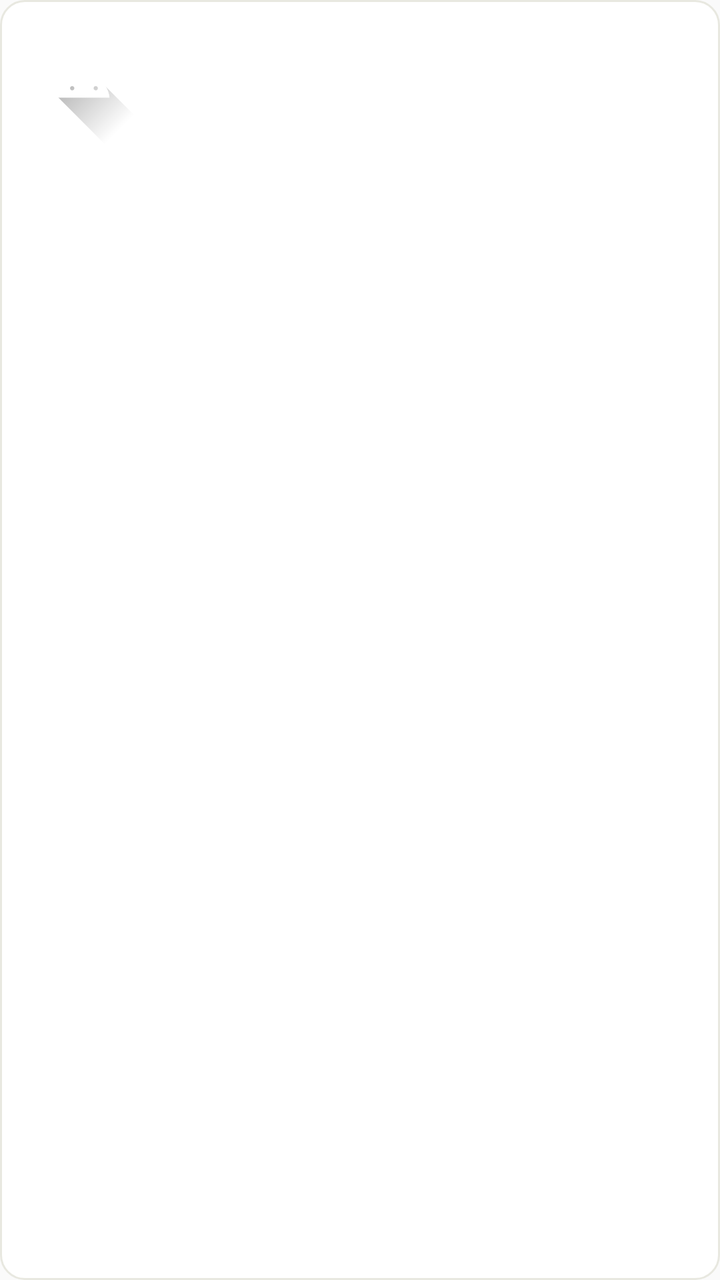
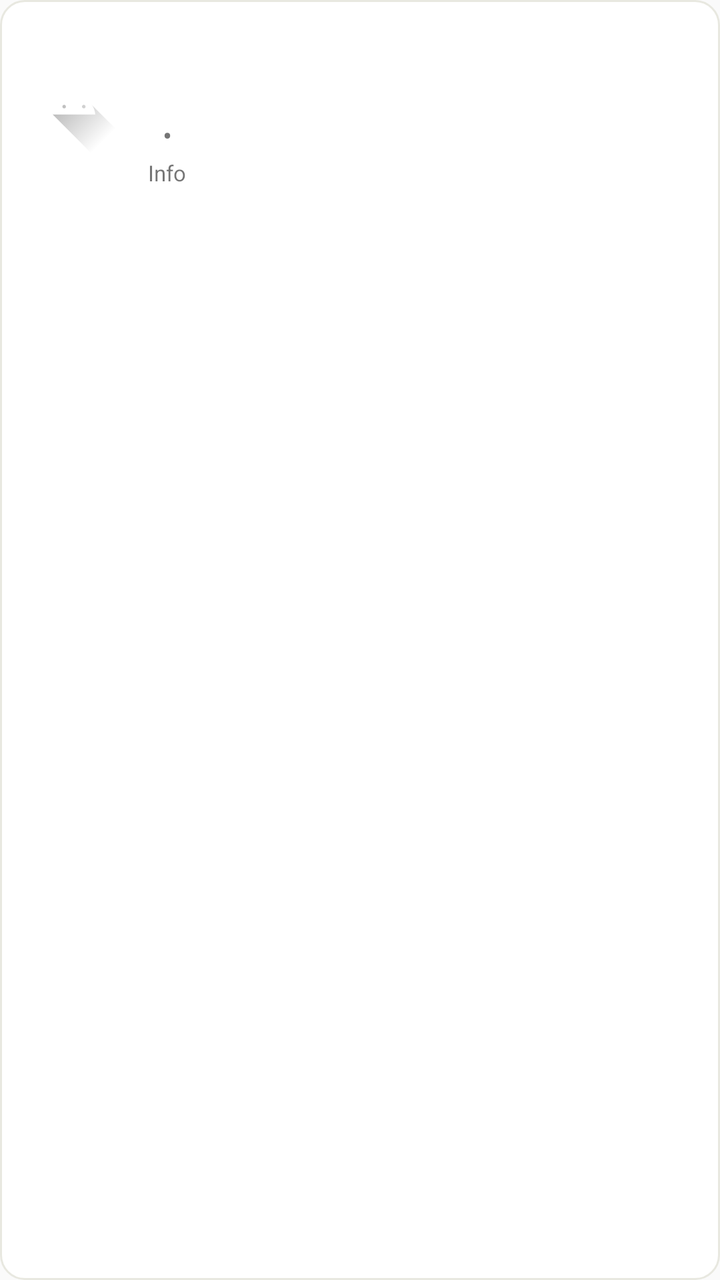

Screens rendered from an Android XML layout before and after an edit, with the pre-edit source and the edit as a unified diff.
<!-- AndroidManifest.xml: application theme Theme.ThesisUIResearch -->
<!-- res/layout/item_variant2.xml -->
<?xml version="1.0" encoding="utf-8"?>
<FrameLayout xmlns:android="http://schemas.android.com/apk/res/android"
    android:layout_width="match_parent"
    android:layout_height="wrap_content"
    android:padding="12dp"
    android:background="@drawable/bg_item_rounded">

    <LinearLayout
        android:orientation="horizontal"
        android:layout_width="match_parent"
        android:layout_height="wrap_content"
        android:gravity="center_vertical">

        <ImageView
            android:id="@+id/imgProduct"
            android:layout_width="60dp"
            android:layout_height="60dp"
            android:scaleType="centerCrop"
            android:contentDescription="@string/app_name"
            android:src="@drawable/ic_launcher_foreground"/>

        <LinearLayout
            android:orientation="vertical"
            android:layout_marginStart="12dp"
            android:layout_width="0dp"
            android:layout_height="wrap_content"
            android:layout_weight="1">

            <TextView
                android:id="@+id/tvProductName"
                android:textSize="16sp"
                android:textStyle="bold"
                android:maxLines="2"
                android:ellipsize="end"
                android:layout_width="match_parent"
                android:layout_height="wrap_content"
                android:textColor="@color/text_primary"/>

            <TextView
                android:id="@+id/tvCategory"
                android:textSize="12sp"
                android:layout_width="match_parent"
                android:layout_height="wrap_content"
                android:layout_marginTop="2dp"
                android:textColor="@color/text_secondary"/>

            <TextView
                android:id="@+id/tvPrice"
                android:textSize="14sp"
                android:textStyle="bold"
                android:layout_width="match_parent"
                android:layout_height="wrap_content"
                android:layout_marginTop="4dp"
                android:textColor="@color/text_primary"/>


        </LinearLayout>
    </LinearLayout>
</FrameLayout>
<!-- resources referenced by this layout -->
<resources>
  <color name="text_primary">#1A1A1A</color>
  <color name="text_secondary">#757575</color>
  <!-- drawable bg_item_rounded (drawable) -->
  <?xml version="1.0" encoding="utf-8"?>
  <shape xmlns:android="http://schemas.android.com/apk/res/android"
      android:shape="rectangle">
  
      <solid android:color="@color/card_background" />
  
      <corners android:radius="12dp" />
  
      <stroke
          android:width="1dp"
          android:color="@color/item_border" />
  
  </shape>
  <!-- drawable ic_launcher_foreground (drawable) -->
  <vector xmlns:android="http://schemas.android.com/apk/res/android"
      xmlns:aapt="http://schemas.android.com/aapt"
      android:width="108dp"
      android:height="108dp"
      android:viewportWidth="108"
      android:viewportHeight="108">
      <path android:pathData="M31,63.928c0,0 6.4,-11 12.1,-13.1c7.2,-2.6 26,-1.4 26,-1.4l38.1,38.1L107,108.928l-32,-1L31,63.928z">
          <aapt:attr name="android:fillColor">
              <gradient
                  android:endX="85.84757"
                  android:endY="92.4963"
                  android:startX="42.9492"
                  android:startY="49.59793"
                  android:type="linear">
                  <item
                      android:color="#44000000"
                      android:offset="0.0" />
                  <item
                      android:color="#00000000"
                      android:offset="1.0" />
              </gradient>
          </aapt:attr>
      </path>
      <path
          android:fillColor="#FFFFFF"
          android:fillType="nonZero"
          android:pathData="M65.3,45.828l3.8,-6.6c0.2,-0.4 0.1,-0.9 -0.3,-1.1c-0.4,-0.2 -0.9,-0.1 -1.1,0.3l-3.9,6.7c-6.3,-2.8 -13.4,-2.8 -19.7,0l-3.9,-6.7c-0.2,-0.4 -0.7,-0.5 -1.1,-0.3C38.8,38.328 38.7,38.828 38.9,39.228l3.8,6.6C36.2,49.428 31.7,56.028 31,63.928h46C76.3,56.028 71.8,49.428 65.3,45.828zM43.4,57.328c-0.8,0 -1.5,-0.5 -1.8,-1.2c-0.3,-0.7 -0.1,-1.5 0.4,-2.1c0.5,-0.5 1.4,-0.7 2.1,-0.4c0.7,0.3 1.2,1 1.2,1.8C45.3,56.528 44.5,57.328 43.4,57.328L43.4,57.328zM64.6,57.328c-0.8,0 -1.5,-0.5 -1.8,-1.2s-0.1,-1.5 0.4,-2.1c0.5,-0.5 1.4,-0.7 2.1,-0.4c0.7,0.3 1.2,1 1.2,1.8C66.5,56.528 65.6,57.328 64.6,57.328L64.6,57.328z"
          android:strokeWidth="1"
          android:strokeColor="#00000000" />
  </vector>
  <string name="app_name">ThesisUIResearch</string>
  <style name="Theme.ThesisUIResearch" parent="Theme.AppCompat.Light.NoActionBar" />
  <color name="card_background">#FFFFFF</color>
  <color name="item_border">#E8E8E0</color>
</resources>

<!-- the commit's change to res/layout/item_variant2.xml (unified diff, before → after) -->
@@ -1,59 +1,113 @@
 <?xml version="1.0" encoding="utf-8"?>
 <FrameLayout xmlns:android="http://schemas.android.com/apk/res/android"
+    xmlns:tools="http://schemas.android.com/tools"
     android:layout_width="match_parent"
     android:layout_height="wrap_content"
     android:padding="12dp"
     android:background="@drawable/bg_item_rounded">
 
     <LinearLayout
-        android:orientation="horizontal"
         android:layout_width="match_parent"
         android:layout_height="wrap_content"
-        android:gravity="center_vertical">
+        android:orientation="horizontal"
+        android:gravity="center_vertical"
+        tools:ignore="UselessParent">
 
         <ImageView
             android:id="@+id/imgProduct"
-            android:layout_width="60dp"
-            android:layout_height="60dp"
+            android:layout_width="50dp"
+            android:layout_height="50dp"
+            android:src="@drawable/ic_launcher_foreground"
             android:scaleType="centerCrop"
-            android:contentDescription="@string/app_name"
-            android:src="@drawable/ic_launcher_foreground"/>
+            android:contentDescription="@string/app_name" />
 
         <LinearLayout
-            android:orientation="vertical"
-            android:layout_marginStart="12dp"
             android:layout_width="0dp"
             android:layout_height="wrap_content"
-            android:layout_weight="1">
+            android:layout_weight="1"
+            android:layout_marginStart="12dp"
+            android:orientation="vertical">
 
-            <TextView
-                android:id="@+id/tvProductName"
-                android:textSize="16sp"
-                android:textStyle="bold"
-                android:maxLines="2"
-                android:ellipsize="end"
+            
+            <LinearLayout
                 android:layout_width="match_parent"
                 android:layout_height="wrap_content"
-                android:textColor="@color/text_primary"/>
+                android:orientation="vertical"
+                tools:ignore="UselessParent">
 
-            <TextView
-                android:id="@+id/tvCategory"
-                android:textSize="12sp"
-                android:layout_width="match_parent"
-                android:layout_height="wrap_content"
-                android:layout_marginTop="2dp"
-                android:textColor="@color/text_secondary"/>
+                
+                <LinearLayout
+                    android:layout_width="match_parent"
+                    android:layout_height="wrap_content"
+                    android:orientation="vertical">
 
-            <TextView
-                android:id="@+id/tvPrice"
-                android:textSize="14sp"
-                android:textStyle="bold"
-                android:layout_width="match_parent"
-                android:layout_height="wrap_content"
-                android:layout_marginTop="4dp"
-                android:textColor="@color/text_primary"/>
+                    <TextView
+                        android:id="@+id/tvProductName"
+                        android:layout_width="match_parent"
+                        android:layout_height="wrap_content"
+                        android:textSize="16sp"
+                        android:textStyle="bold"
+                        android:maxLines="2"
+                        android:ellipsize="end"
+                        android:textColor="@color/text_primary"/>
 
+                    <TextView
+                        android:id="@+id/tvCategory"
+                        android:layout_width="match_parent"
+                        android:layout_height="wrap_content"
+                        android:textSize="12sp"
+                        android:layout_marginTop="2dp"
+                        android:textColor="@color/text_secondary"/>
+                </LinearLayout>
+
+                
+                <LinearLayout
+                    android:layout_width="wrap_content"
+                    android:layout_height="wrap_content"
+                    android:orientation="vertical"
+                    android:layout_marginTop="6dp">
+
+                    <LinearLayout
+                        android:layout_width="wrap_content"
+                        android:layout_height="wrap_content"
+                        android:orientation="horizontal">
+
+                        <TextView
+                            android:id="@+id/tvPrice"
+                            android:layout_width="wrap_content"
+                            android:layout_height="wrap_content"
+                            android:textSize="14sp"
+                            android:textStyle="bold"
+                            android:textColor="@color/text_primary"/>
+
+                        <TextView
+                            android:layout_width="wrap_content"
+                            android:layout_height="wrap_content"
+                            android:text=" • "
+                            android:layout_marginStart="4dp"
+                            tools:ignore="HardcodedText" />
+
+                        <TextView
+                            android:id="@+id/tvStock"
+                            android:layout_width="wrap_content"
+                            android:layout_height="wrap_content"
+                            android:textSize="12sp"/>
+                    </LinearLayout>
+
+                    
+                    <TextView
+                        android:layout_width="wrap_content"
+                        android:layout_height="wrap_content"
+                        android:text="Info"
+                        android:textSize="11sp"
+                        android:layout_marginTop="2dp"
+                        tools:ignore="HardcodedText" />
+                </LinearLayout>
+
+            </LinearLayout>
 
         </LinearLayout>
+
     </LinearLayout>
+
 </FrameLayout>
